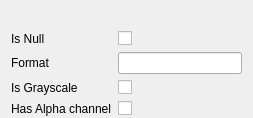
This is src/Nodes/Images/ImageInfoForm.ui in PabloPicose/ComputerVisionBlueprint as Qt 5 draws it before an edit. The edited form follows.
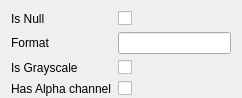
This is the edited form. Custom widgets are drawn as their Qt base class.

Patch:
```diff
--- a/src/Nodes/Images/ImageInfoForm.ui
+++ b/src/Nodes/Images/ImageInfoForm.ui
@@ -6,8 +6,8 @@
    <rect>
     <x>0</x>
     <y>0</y>
-    <width>253</width>
-    <height>117</height>
+    <width>242</width>
+    <height>96</height>
    </rect>
   </property>
   <property name="windowTitle">
@@ -20,24 +20,14 @@
    <property name="verticalSpacing">
     <number>6</number>
    </property>
-   <item row="1" column="0">
-    <widget class="QLabel" name="label_2">
-     <property name="text">
-      <string>Is Null</string>
-     </property>
-    </widget>
-   </item>
    <item row="1" column="1">
-    <widget class="CheckBoxReadOnly" name="cb_isNull">
-     <property name="focusPolicy">
-      <enum>Qt::StrongFocus</enum>
-     </property>
-     <property name="text">
-      <string/>
+    <widget class="QLineEdit" name="le_format">
+     <property name="readOnly">
+      <bool>true</bool>
      </property>
     </widget>
    </item>
-   <item row="3" column="1">
+   <item row="2" column="1">
     <widget class="CheckBoxReadOnly" name="cb_isGrayScale">
      <property name="layoutDirection">
       <enum>Qt::LeftToRight</enum>
@@ -47,45 +37,48 @@
      </property>
     </widget>
    </item>
-   <item row="4" column="0">
+   <item row="0" column="1">
+    <widget class="CheckBoxReadOnly" name="cb_isNull">
+     <property name="focusPolicy">
+      <enum>Qt::StrongFocus</enum>
+     </property>
+     <property name="text">
+      <string/>
+     </property>
+    </widget>
+   </item>
+   <item row="0" column="0">
+    <widget class="QLabel" name="label_2">
+     <property name="text">
+      <string>Is Null</string>
+     </property>
+    </widget>
+   </item>
+   <item row="3" column="0">
     <widget class="QLabel" name="label_4">
      <property name="text">
       <string>Has Alpha channel</string>
      </property>
     </widget>
    </item>
-   <item row="4" column="1">
-    <widget class="CheckBoxReadOnly" name="cb_hasAlpha">
-     <property name="text">
-      <string/>
-     </property>
-    </widget>
-   </item>
    <item row="2" column="0">
-    <widget class="QLabel" name="label">
-     <property name="text">
-      <string>Format</string>
-     </property>
-    </widget>
-   </item>
-   <item row="3" column="0">
     <widget class="QLabel" name="label_3">
      <property name="text">
       <string>Is Grayscale</string>
      </property>
     </widget>
    </item>
-   <item row="0" column="0">
-    <widget class="QLabel" name="label_5">
+   <item row="3" column="1">
+    <widget class="CheckBoxReadOnly" name="cb_hasAlpha">
      <property name="text">
       <string/>
      </property>
     </widget>
    </item>
-   <item row="2" column="1">
-    <widget class="QLineEdit" name="le_format">
-     <property name="readOnly">
-      <bool>true</bool>
+   <item row="1" column="0">
+    <widget class="QLabel" name="label">
+     <property name="text">
+      <string>Format</string>
      </property>
     </widget>
    </item>
```
